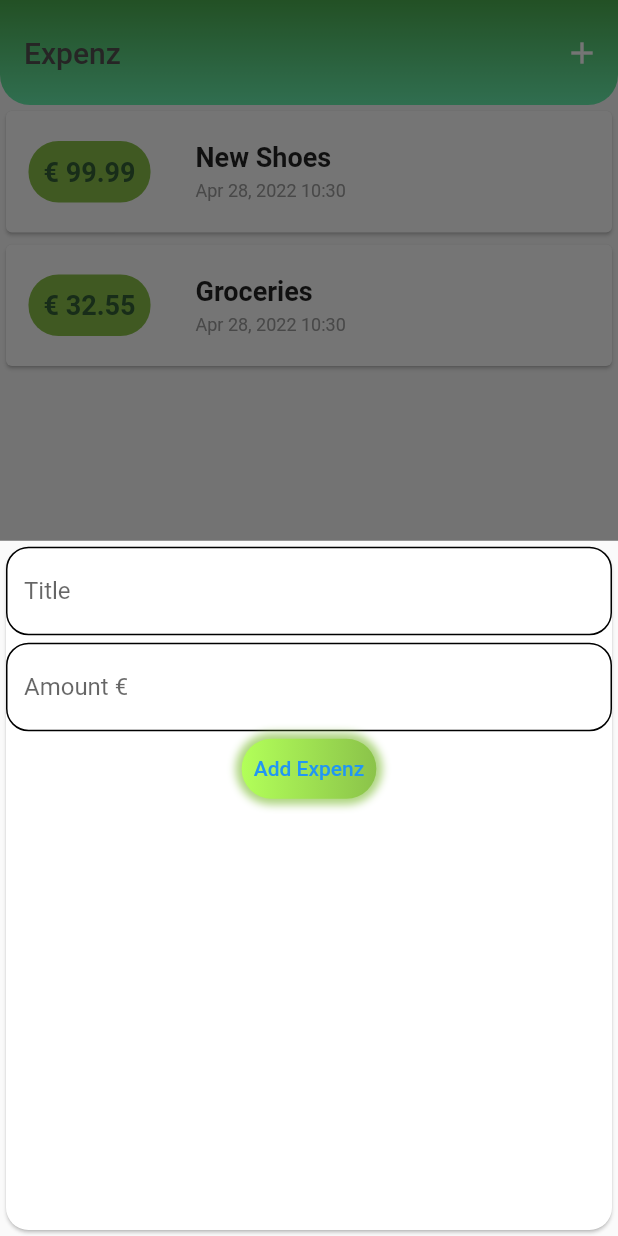
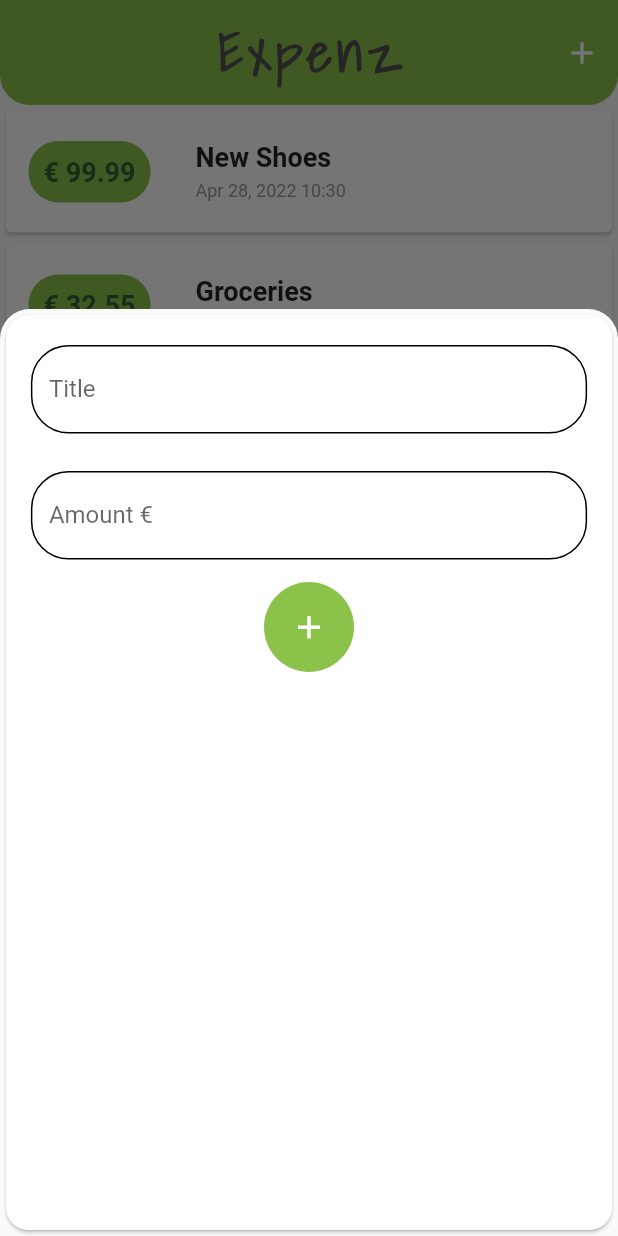
Before and after one commit to mmarolin/expenz-flutter, a Flutter app: the screen it shows after launch, after a tap on the "add" icon, on a phone screen of 412 x 824 dp. Run offline on Flutter 3.47's test engine with Material 2 defaults, Android fonts, the phone set to English and light mode, and no system bars.

Commit message:
some changes

```diff
--- a/lib/main.dart
+++ b/lib/main.dart
@@ -54,8 +54,14 @@ class _MyHomePageState extends State<MyHomePage> {
   void _startAddNewTransaction(BuildContext ctx) {
     showModalBottomSheet(
         context: ctx,
+        shape: RoundedRectangleBorder(
+            borderRadius: BorderRadius.vertical(top: Radius.circular(20.0))),
+        isScrollControlled: true,
         builder: (_) {
-          return NewTransaction(_addNewTransaction);
+          return Container(
+            height: MediaQuery.of(context).size.height * 0.75,
+            child: NewTransaction(_addNewTransaction),
+          );
         });
   }
 
@@ -67,17 +73,25 @@ class _MyHomePageState extends State<MyHomePage> {
           backgroundColor: Colors.transparent,
           elevation: 0.0,
           toolbarHeight: 70,
-          title: Text('Expenz',
-              style: TextStyle(color: Color.fromARGB(255, 83, 81, 81))),
+          centerTitle: true,
+          title: Text(
+            'Expenz',
+            style: TextStyle(
+              color: Color.fromARGB(255, 83, 81, 81),
+              fontFamily: 'ShadowsIntoLight',
+              fontSize: 36,
+              fontWeight: FontWeight.bold,
+              letterSpacing: 3.0,
+            ),
+          ),
           flexibleSpace: Container(
             decoration: BoxDecoration(
-                borderRadius: BorderRadius.only(
-                    bottomLeft: Radius.circular(20),
-                    bottomRight: Radius.circular(20)),
-                gradient: LinearGradient(
-                    colors: [Colors.greenAccent, Colors.green],
-                    begin: Alignment.bottomCenter,
-                    end: Alignment.topCenter)),
+              borderRadius: BorderRadius.only(
+                bottomLeft: Radius.circular(20),
+                bottomRight: Radius.circular(20),
+              ),
+              color: Colors.lightGreen,
+            ),
           ),
           actions: <Widget>[
             IconButton(
--- a/lib/widgets/new_transaction.dart
+++ b/lib/widgets/new_transaction.dart
@@ -1,11 +1,18 @@
 import 'package:flutter/material.dart';
 
-class NewTransaction extends StatelessWidget {
-  final titleController = TextEditingController();
-  final amountController = TextEditingController();
+class NewTransaction extends StatefulWidget {
   final Function addTx;
 
   NewTransaction(this.addTx);
+
+  @override
+  State<NewTransaction> createState() => _NewTransactionState();
+}
+
+class _NewTransactionState extends State<NewTransaction> {
+  final titleController = TextEditingController();
+
+  final amountController = TextEditingController();
 
   void submitData() {
     final enteredTitle = titleController.text;
@@ -15,10 +22,12 @@ class NewTransaction extends StatelessWidget {
       return;
     }
 
-    addTx(
+    widget.addTx(
       enteredTitle,
       enteredAmount,
     );
+
+    Navigator.of(context).pop();
   }
 
   @override
@@ -27,9 +36,10 @@ class NewTransaction extends StatelessWidget {
       shape: RoundedRectangleBorder(borderRadius: BorderRadius.circular(15)),
       child: Container(
         child: Column(
-          crossAxisAlignment: CrossAxisAlignment.center,
           children: <Widget>[
+            SizedBox(height: 20),
             Container(
+              width: MediaQuery.of(context).size.width * 0.9,
               child: TextField(
                 controller: titleController,
                 decoration: InputDecoration(
@@ -37,16 +47,18 @@ class NewTransaction extends StatelessWidget {
                     enabledBorder: OutlineInputBorder(
                       borderSide:
                           const BorderSide(width: 1, color: Colors.black),
-                      borderRadius: BorderRadius.circular(15),
+                      borderRadius: BorderRadius.circular(25),
                     ),
                     focusedBorder: OutlineInputBorder(
                       borderSide:
                           const BorderSide(width: 2, color: Colors.green),
-                      borderRadius: BorderRadius.circular(15),
+                      borderRadius: BorderRadius.circular(25),
                     )),
               ),
             ),
+            SizedBox(height: 20),
             Container(
+              width: MediaQuery.of(context).size.width * 0.9,
               padding: EdgeInsets.only(top: 5, bottom: 5),
               child: TextField(
                 keyboardType: TextInputType.number,
@@ -55,38 +67,30 @@ class NewTransaction extends StatelessWidget {
                 decoration: InputDecoration(
                     labelText: 'Amount €',
                     enabledBorder: OutlineInputBorder(
-                      borderRadius: BorderRadius.circular(15),
+                      borderRadius: BorderRadius.circular(25),
                     ),
                     focusedBorder: OutlineInputBorder(
                       borderSide:
                           const BorderSide(width: 2, color: Colors.green),
-                      borderRadius: BorderRadius.circular(15),
+                      borderRadius: BorderRadius.circular(25),
                     )),
               ),
             ),
+            SizedBox(height: 10),
             Container(
-              height: 40,
+              height: 60,
+              width: 60,
               decoration: BoxDecoration(
-                  gradient: LinearGradient(
-                    colors: [
-                      Colors.lightGreenAccent,
-                      Colors.lightGreen,
-                    ],
-                    begin: Alignment.centerLeft,
-                    end: Alignment.centerRight,
-                  ),
-                  borderRadius: const BorderRadius.all(
-                    Radius.circular(25),
-                  ),
-                  boxShadow: [
-                    BoxShadow(
-                      color: Colors.lightGreen.withOpacity(0.7),
-                      spreadRadius: 4,
-                      blurRadius: 4,
-                    )
-                  ]),
+                color: Colors.lightGreen,
+                borderRadius: const BorderRadius.all(
+                  Radius.circular(30),
+                ),
+              ),
               child: TextButton(
-                child: Text('Add Expenz'),
+                style: TextButton.styleFrom(
+                  primary: Colors.white,
+                ),
+                child: Icon(Icons.add, size: 25),
                 onPressed: submitData,
               ),
             )
--- a/lib/widgets/transaction_list.dart
+++ b/lib/widgets/transaction_list.dart
@@ -11,7 +11,7 @@ class TransactionList extends StatelessWidget {
   @override
   Widget build(BuildContext context) {
     return Container(
-      height: 720,
+      height: MediaQuery.of(context).size.height,
       child: ListView.builder(
         itemBuilder: (context, index) {
           return Card(
--- a/pubspec.yaml
+++ b/pubspec.yaml
@@ -57,6 +57,10 @@ flutter:
   # the material Icons class.
   uses-material-design: true
 
+  fonts:
+    - family: ShadowsIntoLight
+      fonts:
+        - asset: fonts/ShadowsIntoLight-Regular.ttf
   # To add assets to your application, add an assets section, like this:
   # assets:
   #   - images/a_dot_burr.jpeg
@@ -84,6 +88,7 @@ flutter:
   #       - asset: fonts/TrajanPro.ttf
   #       - asset: fonts/TrajanPro_Bold.ttf
   #         weight: 700
+
   #
   # For details regarding fonts from package dependencies,
   # see https://flutter.dev/custom-fonts/#from-packages
```
Also changed, not shown: fonts/ShadowsIntoLight-Regular.ttf (added).
